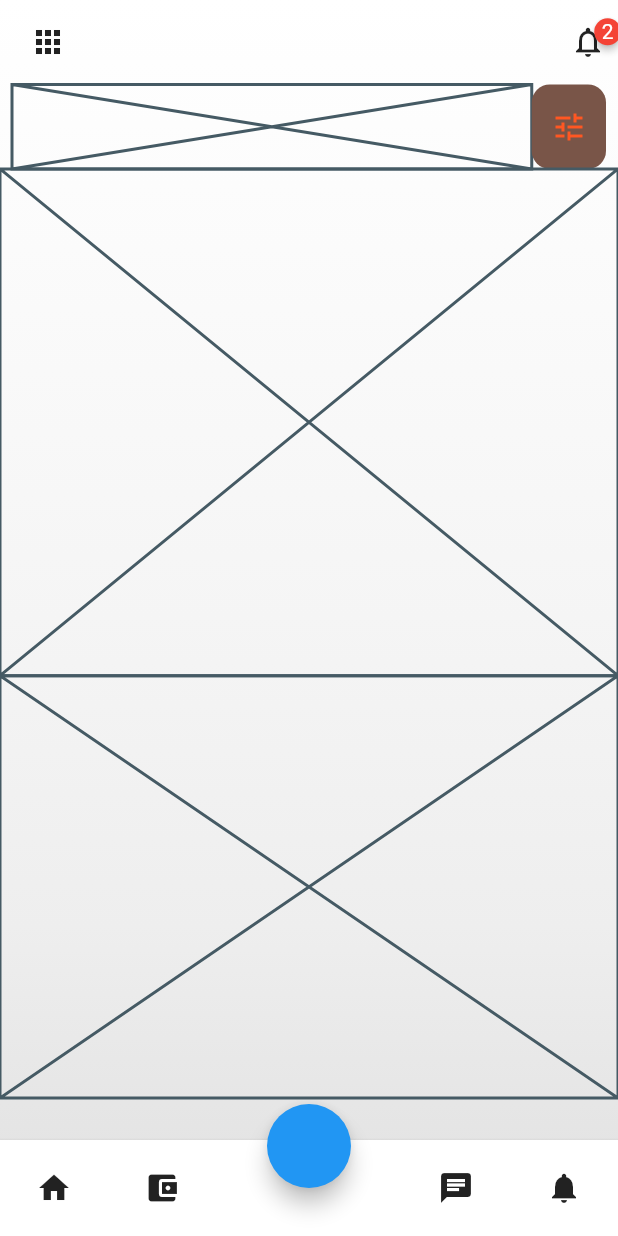
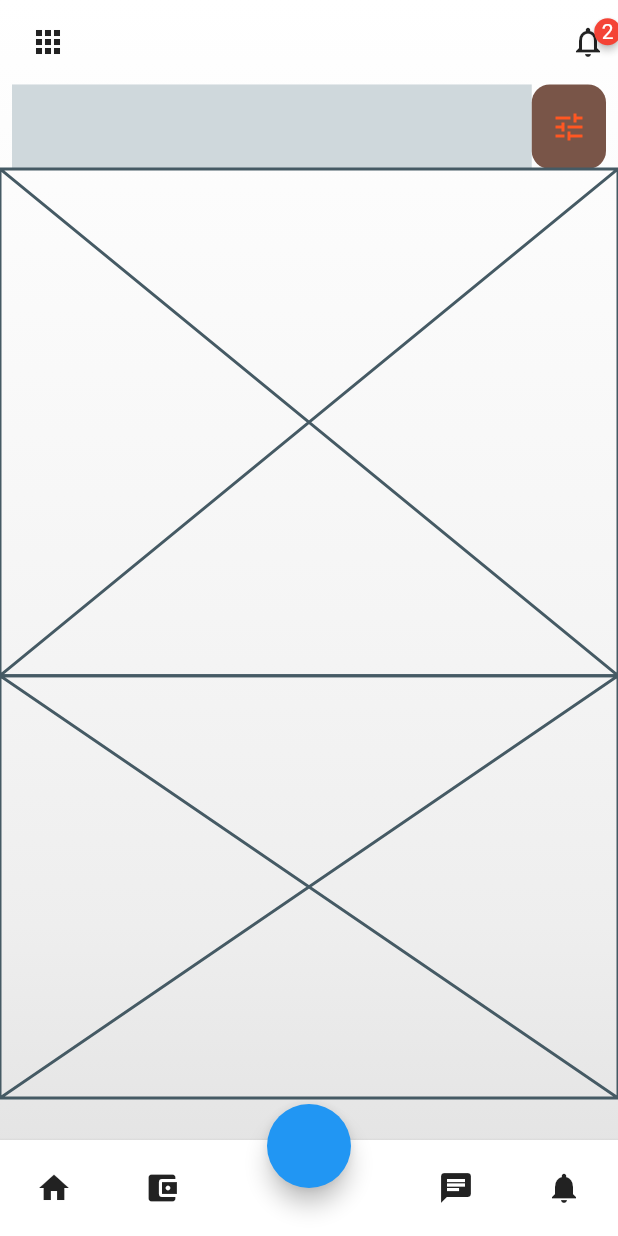
Before and after one commit to JAICHANGPARK/flutter_notebook_11th_story, a Flutter app: the screen it shows after launch, on a phone screen of 412 x 824 dp. Run offline on Flutter 3.47's test engine with Material 2 defaults, Android fonts, the phone set to English and light mode, and no system bars; drawn by our look-alikes of badges; our stand-ins replace backdrop, flutter_inner_drawer, flutter_slidable, flutter_swiper, google_fonts.

Commit message:
Update real_estate_home_page.dart

```diff
--- a/lib/ep731_real_estate_app/ui/real_estate_home_page.dart
+++ b/lib/ep731_real_estate_app/ui/real_estate_home_page.dart
@@ -10,6 +10,7 @@ class RealEstateHomePage extends StatefulWidget {
 
 class _RealEstateHomePageState extends State<RealEstateHomePage> {
   int _bottomTabIndex = 0;
+  TextEditingController _textEditingController = TextEditingController();
 
   @override
   Widget build(BuildContext context) {
@@ -112,7 +113,11 @@ class _RealEstateHomePageState extends State<RealEstateHomePage> {
                       padding: const EdgeInsets.symmetric(horizontal: 8),
                       child: Row(
                         children: [
-                          Expanded(flex: 7, child: Placeholder()),
+                          Expanded(flex: 7, child: Container(
+                            decoration: BoxDecoration(
+                              color: Colors.blueGrey[100]!
+                            ),
+                          )),
                           Expanded(
                               flex: 1,
                               child: Container(
```
